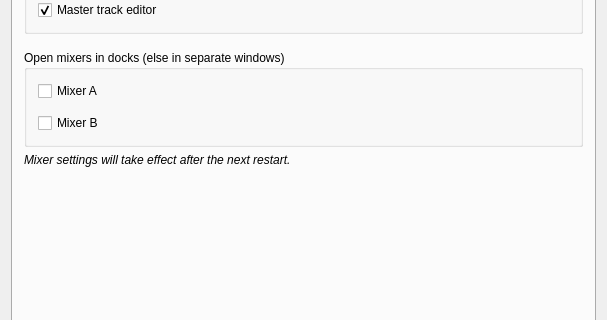
Above: src/muse/components/gensetbase.ui from emrum/muse before the change; both pictures show x 0 to 607 and y 206 to 526 of the 607 by 653 pixel window. Below: the same form after it.
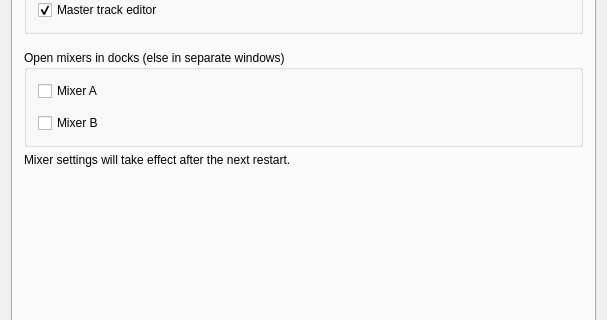
That is the form after the change. The open tabs and pages were chosen to show the change.

Patch:
```diff
--- a/src/muse/components/gensetbase.ui
+++ b/src/muse/components/gensetbase.ui
@@ -464,7 +464,7 @@
         <widget class="QLabel" name="label">
          <property name="font">
           <font>
-           <italic>true</italic>
+           <italic>false</italic>
           </font>
          </property>
          <property name="text">
```
